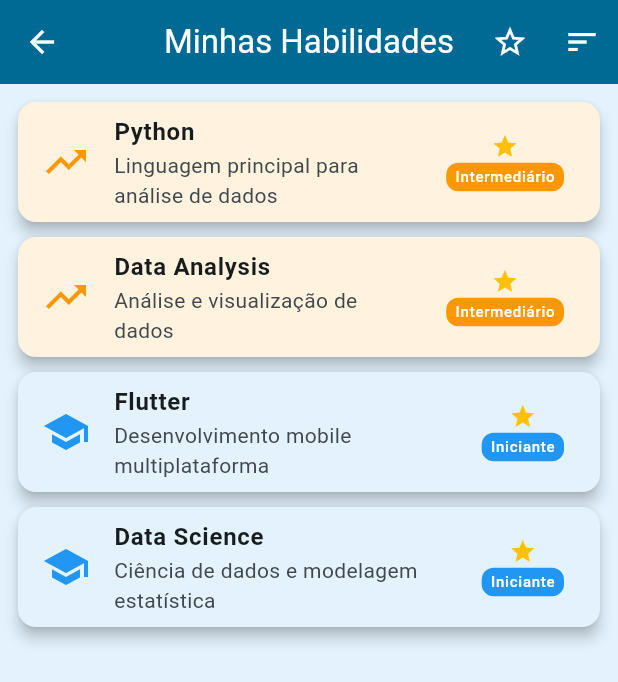
After one commit to LayssaRD/reino_mobile_app, a Flutter app: the screen it shows after launch, after a tap on the "list" icon, on a phone screen of 412 x 824 dp. The commit adds this screen. Shown: the top 682 px of the screen. Run offline on Flutter 3.47's test engine with Material 3 defaults, Android fonts, the phone set to English and light mode, and no system bars.

Commit message:
feat: add skills list with ListView.builder, Card and ListTile

```diff
--- /dev/null
+++ b/lib/lib/habilidade.dart
@@ -0,0 +1,13 @@
+class Habilidade {
+  final String nome;
+  final String descricao;
+  final String nivel;
+  final bool favorita;
+
+  const Habilidade({
+    required this.nome,
+    required this.descricao,
+    required this.nivel,
+    required this.favorita,
+  });
+}
--- /dev/null
+++ b/lib/lista_habilidades_page.dart
@@ -0,0 +1,196 @@
+import 'package:flutter/material.dart';
+import 'package:reino_mobile_app/lib/habilidade.dart';
+
+final List<Habilidade> habilidades = [
+  Habilidade(nome: 'Flutter', descricao: 'Desenvolvimento mobile multiplataforma', nivel: 'Iniciante', favorita: true),
+  Habilidade(nome: 'Python', descricao: 'Linguagem principal para análise de dados', nivel: 'Intermediário', favorita: true),
+  Habilidade(nome: 'Data Science', descricao: 'Ciência de dados e modelagem estatística', nivel: 'Iniciante', favorita: true),
+  Habilidade(nome: 'Data Analysis', descricao: 'Análise e visualização de dados', nivel: 'Intermediário', favorita: true),
+];
+
+class ListaHabilidadesPage extends StatefulWidget {
+  const ListaHabilidadesPage({super.key});
+
+  @override
+  State<ListaHabilidadesPage> createState() => _ListaHabilidadesPageState();
+}
+
+class _ListaHabilidadesPageState extends State<ListaHabilidadesPage> {
+
+  bool _ordenarPorNivel = true;
+
+  bool _apenasFinalize = false;
+
+  List<Habilidade> get _listaFiltrada {
+    List<Habilidade> lista = _apenasFinalize
+        ? habilidades.where((h) => h.favorita).toList()
+        : List.from(habilidades);
+
+    if (_ordenarPorNivel) {
+      const ordem = ['Avançado', 'Intermediário', 'Iniciante'];
+      lista.sort((a, b) => ordem.indexOf(a.nivel).compareTo(ordem.indexOf(b.nivel)));
+    }
+
+    return lista;
+  }
+
+  IconData _icone(String nivel) {
+    switch (nivel) {
+      case 'Avançado': return Icons.star;
+      case 'Intermediário': return Icons.trending_up;
+      default: return Icons.school;
+    }
+  }
+
+  Color _corIcone(String nivel) {
+    switch (nivel) {
+      case 'Avançado': return Colors.green;
+      case 'Intermediário': return Colors.orange;
+      default: return Colors.blue;
+    }
+  }
+
+  Color _corCard(String nivel) {
+    switch (nivel) {
+      case 'Avançado': return Colors.green.shade50;
+      case 'Intermediário': return Colors.orange.shade50;
+      default: return Colors.blue.shade50;
+    }
+  }
+
+  @override
+  Widget build(BuildContext context) {
+    final lista = _listaFiltrada;
+
+    return Scaffold(
+      backgroundColor: Colors.blue[50],
+      appBar: AppBar(
+        centerTitle: true,
+        backgroundColor: const Color(0xFF006994),
+        foregroundColor: Colors.white,
+        title: const Text('Minhas Habilidades'),
+        actions: [
+          IconButton(
+            icon: Icon(_apenasFinalize ? Icons.star : Icons.star_border),
+            tooltip: 'Favoritas',
+            onPressed: () => setState(() => _apenasFinalize = !_apenasFinalize),
+          ),
+          IconButton(
+            icon: const Icon(Icons.sort),
+            tooltip: 'Ordenar por nível',
+            onPressed: () => setState(() => _ordenarPorNivel = !_ordenarPorNivel),
+          ),
+        ],
+      ),
+      body: ListView.builder(
+        padding: const EdgeInsets.all(12),
+        itemCount: lista.length,
+        itemBuilder: (context, index) {
+          final h = lista[index];
+          return Card(
+            color: _corCard(h.nivel),
+            elevation: 4,
+            shape: RoundedRectangleBorder(
+              borderRadius: BorderRadius.circular(12),
+            ),
+            margin: const EdgeInsets.only(bottom: 10),
+            child: ListTile(
+              leading: Icon(_icone(h.nivel), color: _corIcone(h.nivel), size: 32),
+              title: Text(
+                h.nome,
+                style: const TextStyle(fontWeight: FontWeight.bold),
+              ),
+              subtitle: Text(h.descricao),
+              trailing: Column(
+                mainAxisAlignment: MainAxisAlignment.center,
+                children: [
+                  Icon(
+                    h.favorita ? Icons.star : Icons.star_border,
+                    color: h.favorita ? Colors.amber : Colors.grey,
+                    size: 18,
+                  ),
+                  const SizedBox(height: 2),
+                  Container(
+                    padding: const EdgeInsets.symmetric(horizontal: 6, vertical: 2),
+                    decoration: BoxDecoration(
+                      color: _corIcone(h.nivel),
+                      borderRadius: BorderRadius.circular(8),
+                    ),
+                    child: Text(
+                      h.nivel,
+                      style: const TextStyle(color: Colors.white, fontSize: 10),
+                    ),
+                  ),
+                ],
+              ),
+              onTap: () {
+                ScaffoldMessenger.of(context).showSnackBar(
+                  SnackBar(
+                    content: Text('${h.nome} — ${h.nivel}'),
+                    duration: const Duration(seconds: 2),
+                  ),
+                );
+                Navigator.push(
+                  context,
+                  MaterialPageRoute(
+                    builder: (_) => _DetalheHabilidadePage(habilidade: h),
+                  ),
+                );
+              },
+            ),
+          );
+        },
+      ),
+    );
+  }
+}
+
+class _DetalheHabilidadePage extends StatelessWidget {
+  final Habilidade habilidade;
+
+  const _DetalheHabilidadePage({required this.habilidade});
+
+  @override
+  Widget build(BuildContext context) {
+    return Scaffold(
+      backgroundColor: Colors.blue[50],
+      appBar: AppBar(
+        centerTitle: true,
+        backgroundColor: const Color(0xFF006994),
+        foregroundColor: Colors.white,
+        title: Text(habilidade.nome),
+      ),
+      body: Padding(
+        padding: const EdgeInsets.all(20),
+        child: Card(
+          elevation: 6,
+          shape: RoundedRectangleBorder(
+            borderRadius: BorderRadius.circular(16),
+          ),
+          child: Padding(
+            padding: const EdgeInsets.all(24),
+            child: Column(
+              mainAxisSize: MainAxisSize.min,
+              crossAxisAlignment: CrossAxisAlignment.center,
+              children: [
+                Text(
+                  habilidade.nome,
+                  style: const TextStyle(fontSize: 24, fontWeight: FontWeight.bold),
+                ),
+                const SizedBox(height: 8),
+                Text(habilidade.descricao, style: const TextStyle(fontSize: 16)),
+                const SizedBox(height: 16),
+                Text('Nível: ${habilidade.nivel}', style: const TextStyle(fontSize: 14)),
+                const SizedBox(height: 4),
+                Text(
+                  'Favorita: ${habilidade.favorita ? "⭐ Sim" : "Não"}',
+                  style: const TextStyle(fontSize: 14),
+                ),
+              ],
+            ),
+          ),
+        ),
+      ),
+    );
+  }
+}
--- a/lib/main.dart
+++ b/lib/main.dart
@@ -1,4 +1,5 @@
 import 'package:flutter/material.dart';
+import 'package:reino_mobile_app/lista_habilidades_page.dart';
 
 void main() {
   runApp(const MyApp());
@@ -52,6 +53,18 @@ class _MyHomePageState extends State<MyHomePage> {
             icon: const Icon(Icons.info_outline),
             tooltip: 'Sobre o app',
             onPressed: () {},
+          ),
+          IconButton(
+            icon: const Icon(Icons.list),
+            tooltip: 'Ver habilidades',
+            onPressed: () {
+              Navigator.push(
+                context,
+                MaterialPageRoute(
+                  builder: (_) => const ListaHabilidadesPage(),
+                ),
+              );
+            },
           ),
         ],
       ),
```
